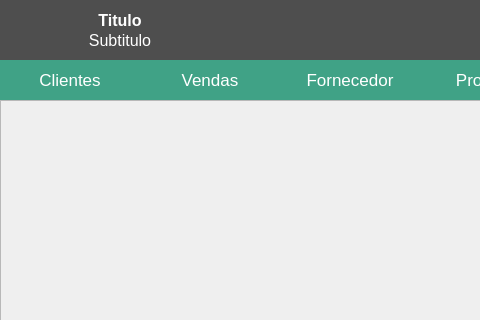
Before: the Qt Designer form controle_estoque/UI_Files/main.ui in andrersp/controleEstoque, drawn with Qt 5; both pictures show x 0 to 480 and y 0 to 320 of the 1000 by 700 pixel window.
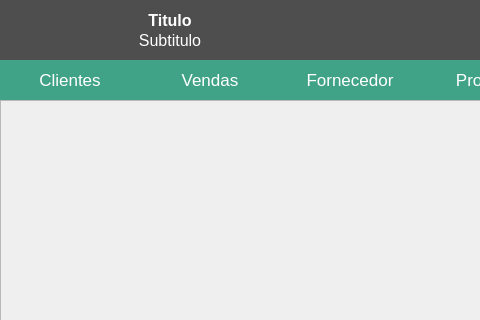
After: the same form once the commit is applied. Icons and pictures are not drawn.

```diff
--- a/controle_estoque/UI_Files/main.ui
+++ b/controle_estoque/UI_Files/main.ui
@@ -165,7 +165,7 @@
       <rect>
        <x>60</x>
        <y>10</y>
-       <width>120</width>
+       <width>220</width>
        <height>20</height>
       </rect>
      </property>
@@ -192,7 +192,7 @@
       <rect>
        <x>60</x>
        <y>30</y>
-       <width>120</width>
+       <width>220</width>
        <height>20</height>
       </rect>
      </property>
```
